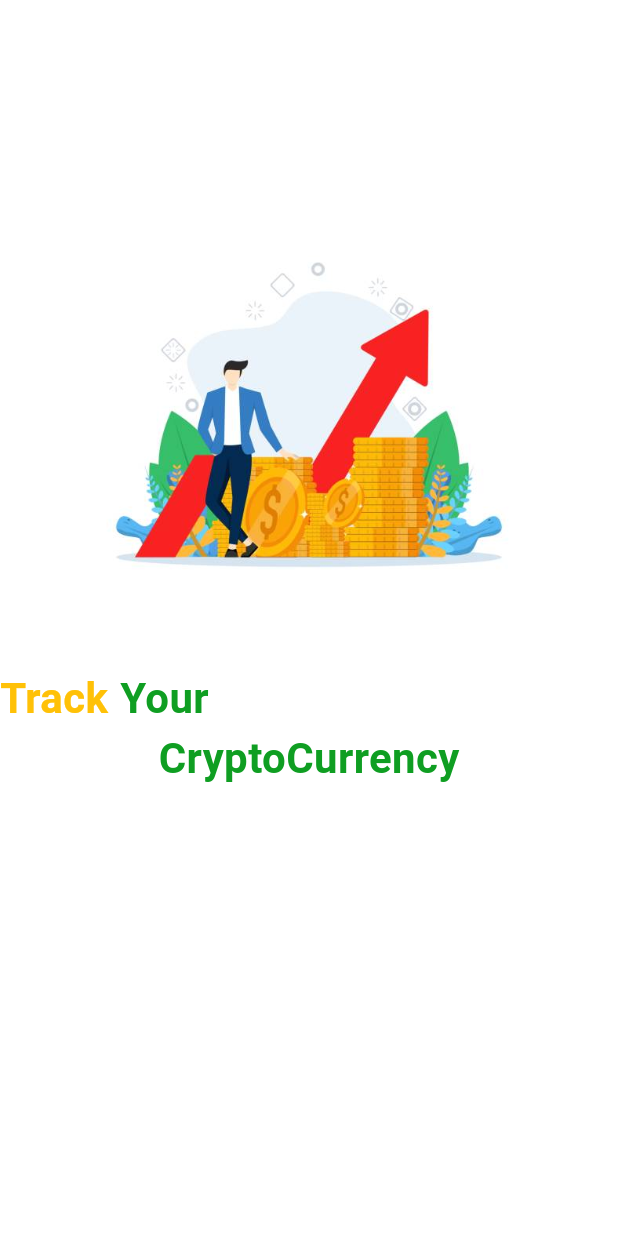
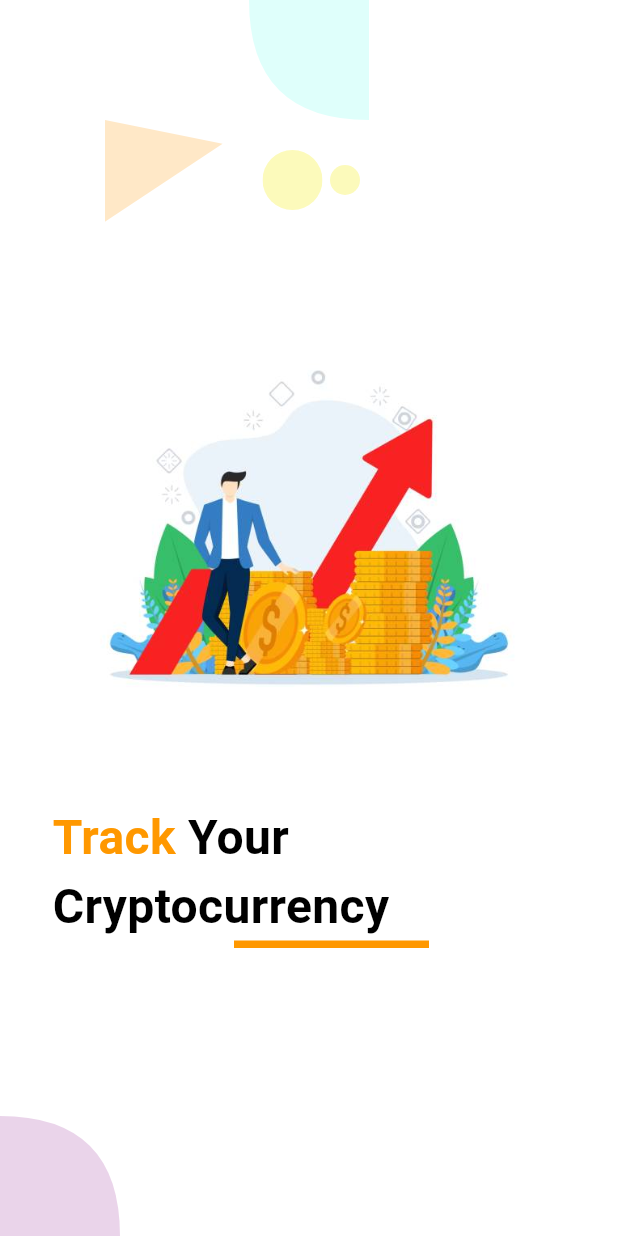
Before and after one commit to kalpesh521/Crypto-App, a Flutter app: the screen it shows after launch, on a phone screen of 412 x 824 dp. Run offline on Flutter 3.47's test engine with Material 3 defaults, Android fonts, the phone set to English and light mode, and no system bars; our stand-ins replace flutter_animate; Roboto replaces fonts that are missing (Poppins).

Commit message:
Changes in GetStarted Screen

```diff
--- a/crypto/lib/MyHomePage.dart
+++ b/crypto/lib/MyHomePage.dart
@@ -43,7 +43,7 @@ class MyHomePageState extends State<MyHomePage> {
     return Scaffold(
       appBar: new AppBar(
           title: new Text(
-            'Crypto App',
+            'CryptoVerse',
             style: TextStyle(color: Colors.white),
           ),
           backgroundColor: Color.fromRGBO(94, 7, 110, 0.863)),
--- /dev/null
+++ b/crypto/lib/SplashGetStarted.dart
@@ -0,0 +1,211 @@
+import 'dart:async';
+import 'package:crypto/GetStarted.dart';
+import 'package:flutter_animate/flutter_animate.dart';
+import 'package:crypto/MyHomePage.dart';
+import 'package:flutter/material.dart';
+
+class SplashGetStarted extends StatefulWidget {
+  @override
+  State<SplashGetStarted> createState() => _SplashGetStartedState();
+}
+
+class _SplashGetStartedState extends State<SplashGetStarted> {
+  void initState() {
+    super.initState();
+
+    Timer(Duration(seconds: 11152), () {
+      Navigator.pushReplacement(
+          context,
+          MaterialPageRoute(
+            builder: (context) => GetStarted(),
+          ));
+    });
+  }
+
+  @override
+  Widget build(BuildContext context) {
+    return Scaffold(
+      body: Container(
+        color: Color.fromARGB(255, 255, 255, 255),
+        child: Column(
+          mainAxisAlignment: MainAxisAlignment.start,
+          children: [
+            Positioned(
+              top: 0,
+              right: 0,
+              child: ClipPath(
+                clipper: clip3Clipper(),
+                child: Container(
+                    height: 80,
+                    width: 80,
+                    color:
+                        Color(0xFFDFFFFB)), // Adjust size and color as needed
+              ),
+            ),
+            Row(mainAxisAlignment: MainAxisAlignment.start, children: [
+              SizedBox(width: 70),
+              ClipPath(
+                clipper: clip1Clipper(),
+                child:
+                    Container(height: 80, width: 80, color: Color(0xFFFFE8C7)),
+              ),
+              SizedBox(height: 25),
+              SizedBox(width: 25),
+              ClipPath(
+                clipper: circleClipper(),
+                child:
+                    Container(height: 40, width: 40, color: Color(0xFFFCFABB)),
+              ),
+              SizedBox(width: 5),
+              SizedBox(height: 55),
+              ClipPath(
+                clipper: circleClipper(),
+                child:
+                    Container(height: 20, width: 20, color: Color(0xFFFCFABB)),
+              ),
+            ]),
+
+            SizedBox(height: 20),
+            // SizedBox(height: 130),
+            Image.asset(
+              'assets/images/Crypto.jpg',
+              width: 330,
+              height: 330,
+            ),
+            SizedBox(height: 25),
+            Row(
+              children: [
+                SizedBox(width: 35),
+                Text(
+                  'Track',
+                  style: TextStyle(
+                    color: Colors.orange,
+                    fontSize: 32,
+                    fontWeight: FontWeight.w700,
+                    fontFamily: 'Poppins',
+                  ),
+                ),
+                SizedBox(width: 8),
+                Text(
+                  'Your',
+                  style: TextStyle(
+                    color: Colors.black,
+                    fontSize: 32,
+                    fontWeight: FontWeight.w700,
+                    fontFamily: 'Poppins',
+                  ),
+                ),
+              ],
+            ),
+            Row(
+              children: [
+                SizedBox(width: 35),
+                Text(
+                  'Crypto',
+                  style: TextStyle(
+                    color: Colors.black,
+                    fontSize: 32,
+                    fontWeight: FontWeight.w700,
+                    fontFamily: 'Poppins',
+                  ),
+                ),
+                Text(
+                  'currency',
+                  style: TextStyle(
+                    color: Colors.black,
+                    fontSize: 32,
+                    fontWeight: FontWeight.w700,
+                    fontFamily: 'Poppins',
+                  ),
+                ),
+              ],
+            ),
+            Padding(
+              padding: EdgeInsets.only(left: 30),
+              child: Container(
+                height: 5,
+                width: 130,
+                color: Colors.orange,
+              ),
+            ),
+            Expanded(
+              child: Align(
+                alignment: Alignment.bottomLeft,
+                child: ClipPath(
+                  clipper: clip2Clipper(),
+                  child: Container(
+                    height: 80,
+                    width: 80,
+                    color: Color(0xFFEAD4EA),
+                  ),
+                ),
+              ),
+            ),
+          ],
+        ),
+      ),
+    );
+  }
+}
+
+class clip1Clipper extends CustomClipper<Path> {
+  final double angleInRadians; // Angle in radians to rotate the clipper
+
+  clip1Clipper({this.angleInRadians = 0.2});
+  Path getClip(Size size) {
+    Path path = Path();
+    path.lineTo(0, 0);
+    path.lineTo(0, size.height);
+    path.lineTo(size.width, 0);
+    final matrix = Matrix4.identity()..rotateZ(angleInRadians);
+    return path.transform(matrix.storage);
+    // return path;
+  }
+
+  bool shouldReclip(CustomClipper<Path> oldClipper) => true;
+}
+
+class clip2Clipper extends CustomClipper<Path> {
+  Path getClip(Size size) {
+    Path path = Path();
+    path.lineTo(0, size.height);
+    path.lineTo(size.width, size.height);
+    path.quadraticBezierTo(size.width, 0, 0, 0);
+
+    return path;
+  }
+
+  bool shouldReclip(CustomClipper<Path> oldClipper) => true;
+}
+
+class clip3Clipper extends CustomClipper<Path> {
+  Path getClip(Size size) {
+    Path path = Path();
+    // path.lineTo(size.width,0);
+    // path.lineTo(size.width, size.height);
+    // path.quadraticBezierTo(size.width, 0, 0, 0);
+    path.lineTo(size.width, 0);
+    path.lineTo(size.width, size.height);
+    path.quadraticBezierTo(0, size.height, 0, 0);
+
+    return path;
+  }
+
+  bool shouldReclip(CustomClipper<Path> oldClipper) => true;
+}
+
+class circleClipper extends CustomClipper<Path> {
+  @override
+  Path getClip(Size size) {
+    final path = Path();
+    path.addOval(Rect.fromCircle(
+        center: Offset(size.width / 2, size.height / 2),
+        radius: size.width / 2));
+    return path;
+  }
+
+  @override
+  bool shouldReclip(covariant CustomClipper<Path> oldClipper) {
+    return false;
+  }
+}
--- a/crypto/lib/main.dart
+++ b/crypto/lib/main.dart
@@ -1,4 +1,5 @@
 import 'package:crypto/GetStarted.dart';
+import 'package:crypto/SplashGetStarted.dart';
 import 'package:crypto/SplashScreen.dart';
 import 'package:flutter/material.dart';
 import 'package:crypto/MyHomePage.dart';
@@ -20,7 +21,8 @@ class MyAppState extends State<MyApp> {
     return MaterialApp(
       theme: ThemeData(primarySwatch: Colors.amber),
       // home:  SplashScreen(),
-      home: GetStarted(),
+      debugShowCheckedModeBanner: false,
+      home: SplashGetStarted(),
     );
   }
 }
```
Also changed, not shown: crypto/lib/GetStarted.dart (+84 -33 lines), crypto/lib/SplashScreen.dart (+4 -3 lines), crypto/assets/images/Crypto.png (deleted).
